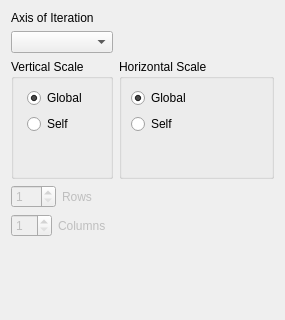
The window that code/plotms/implement/GuiTabs/PlotMSIterateTab.ui (radio-astro/casa) describes before a commit, drawn with Qt 5; both pictures show x 0 to 285 and y 0 to 320 of the 285 by 487 pixel window.
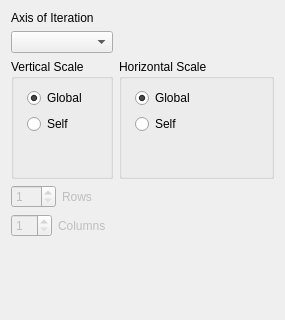
The same window after the commit.

Commit message: New Development: No             JIRA Issue: CAS-3088         Ready for Test: Yes      Interface Changes: No What Interface Changed:          Test Programs: Display multiple plots, then iteration tab   Put in Release Notes: No              Module(s): plotms            Description: Seems the Qt on the Mac needs more display hints, likely because of font issues. Anyway, I tweaked some minimum sizes of group boxes and the displays were as desired, I believe.

Patch:
```diff
--- a/code/plotms/implement/GuiTabs/PlotMSIterateTab.ui
+++ b/code/plotms/implement/GuiTabs/PlotMSIterateTab.ui
@@ -38,7 +38,7 @@
      </property>
      <property name="sizeHint" stdset="0">
       <size>
-       <width>155</width>
+       <width>125</width>
        <height>20</height>
       </size>
      </property>
@@ -109,6 +109,12 @@
      <property name="enabled">
       <bool>true</bool>
      </property>
+     <property name="minimumSize">
+      <size>
+       <width>100</width>
+       <height>120</height>
+      </size>
+     </property>
      <property name="toolTip">
       <string>&lt;html&gt;&lt;head&gt;&lt;meta name=&quot;qrichtext&quot; content=&quot;1&quot; /&gt;&lt;style type=&quot;text/css&quot;&gt;
 p, li { white-space: pre-wrap; }
@@ -121,6 +127,9 @@
      <layout class="QFormLayout" name="formLayout_2">
       <item row="0" column="0">
        <layout class="QVBoxLayout">
+        <property name="leftMargin">
+         <number>4</number>
+        </property>
         <item>
          <widget class="QRadioButton" name="HorizAxisRadio_common">
           <property name="text">
```
Left out of the diff: 2 changed lines with no effect on the pictures.
